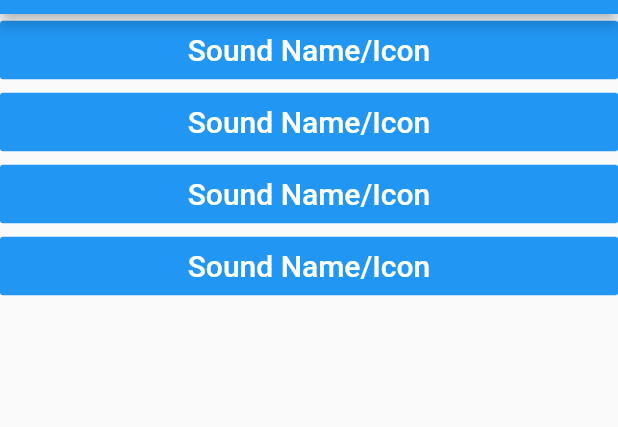
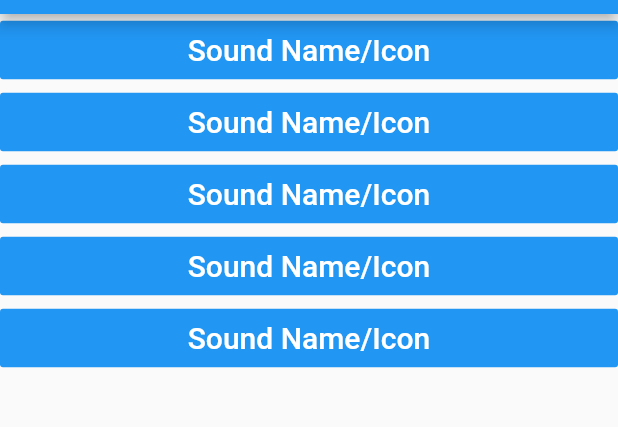
Before and after one commit to DejanLjubej/ImmersiveSoundFX, a Flutter app: the screen it shows after launch, on a phone screen of 412 x 824 dp, the part 70-497 px from its top. Run offline on Flutter 3.47's test engine with Material 2 defaults, Android fonts, the light colour scheme and no system bars.

Commit message:
dinamic button nuber

```diff
--- a/lib/main.dart
+++ b/lib/main.dart
@@ -9,19 +9,37 @@ class MyApp extends StatelessWidget {
 
     return MaterialApp(
       title: 'Situational Sound Effects',
-      home: Scaffold(
+      home: ButtonListDisply(),
+    );
+  }
+
+
+}
+
+class ButtonListDisply extends StatelessWidget{
+
+ final List<FlatButton> btoon = [];
+ int number = 5;
+  @override
+  Widget build (BuildContext context){
+    return Scaffold(
         appBar: AppBar(
           title: Text('Situational Sound Effects'),
         ),
         body: Center(
-          child: btn(),
+          child: ListView.builder(
+            itemCount: number,
+            itemBuilder: (BuildContext context, int index){
+              return tryoutButton();
+            }
+          ),
         ),
 
-      ),
-    );
+      );
   }
 
-  Widget tryoutButton(){
+
+Widget tryoutButton(){
     return  FlatButton(
 
       color: Colors.blue,
@@ -40,6 +58,7 @@ class MyApp extends StatelessWidget {
     );
   }
 
+
     Widget btn(){
       return ListView(
         children: <Widget>[
```
